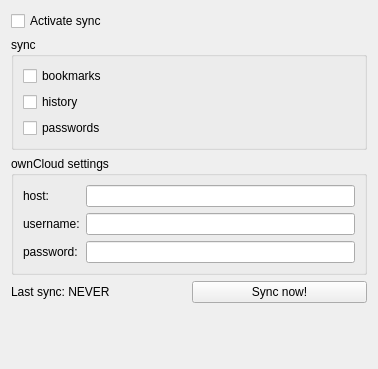
The window that src/sync/settings_sync.ui (KDE/rekonq) describes before a commit, drawn with Qt 5.
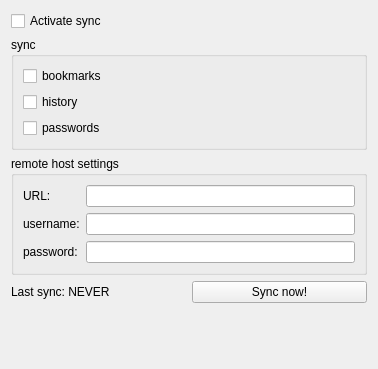
The same window after the commit. Custom widgets are drawn as their Qt base class.

The edit to the form file:
```diff
--- a/src/sync/settings_sync.ui
+++ b/src/sync/settings_sync.ui
@@ -57,13 +57,13 @@
    <item>
     <widget class="QGroupBox" name="ownCloudGroupBox">
      <property name="title">
-      <string>ownCloud settings</string>
+      <string>remote host settings</string>
      </property>
      <layout class="QFormLayout" name="formLayout">
       <item row="0" column="0">
        <widget class="QLabel" name="label">
         <property name="text">
-         <string>host:</string>
+         <string>URL:</string>
         </property>
        </widget>
       </item>
```
Left out of the diff: 2 changed lines with no effect on the pictures.
